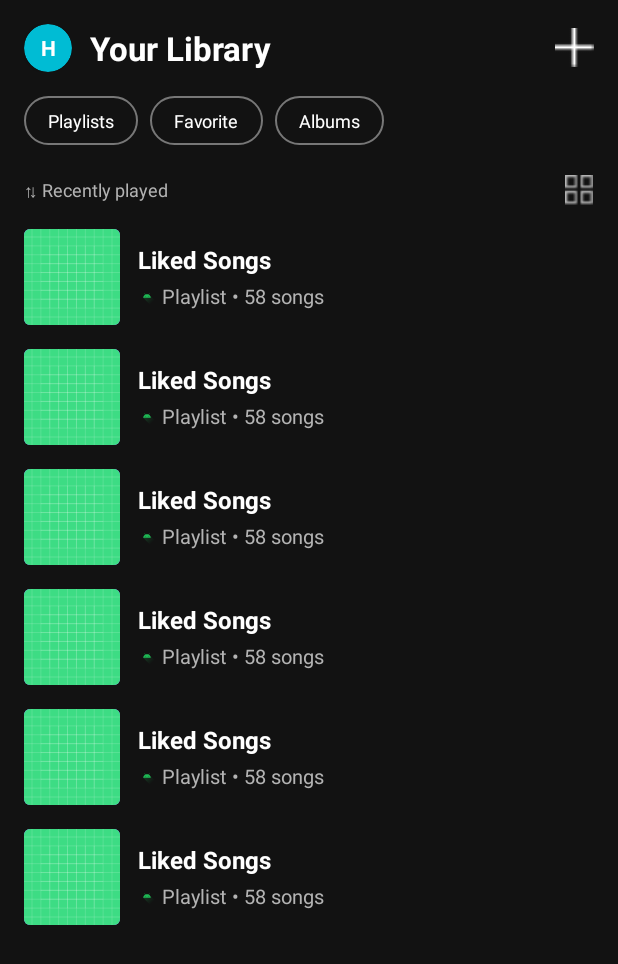
After one commit to Khangdz296/MusicApp, an Android app: the layout fragment_library_hoang.xml on its own in the app's theme, with its tools: preview values and no code run, on a phone screen of 412 x 824 dp. The commit adds this screen. Shown: the top 964 px of the screen. Run offline under Robolectric (Android 15) with nearby library versions, the phone set to English and light mode, and no system bars.

Commit message:
Tao giao dien library

```diff
--- /dev/null
+++ b/app/src/main/java/com/example/music/LibraryFragment.java
@@ -0,0 +1,20 @@
+package com.example.music;
+
+import android.os.Bundle;
+import android.view.LayoutInflater;
+import android.view.View;
+import android.view.ViewGroup;
+import androidx.annotation.NonNull;
+import androidx.annotation.Nullable;
+import androidx.fragment.app.Fragment;
+
+public class LibraryFragment extends Fragment {
+
+    @Nullable
+    @Override
+    public View onCreateView(@NonNull LayoutInflater inflater, @Nullable ViewGroup container, @Nullable Bundle savedInstanceState) {
+        // Dòng này quan trọng nhất: Nó kết nối file Java này với file giao diện XML bạn đã vẽ
+        // R.layout.fragment_library phải trùng tên với file XML của bạn
+        return inflater.inflate(R.layout.fragment_library_hoang, container, false);
+    }
+}
--- a/app/src/main/java/com/example/music/MainActivity.java
+++ b/app/src/main/java/com/example/music/MainActivity.java
@@ -50,7 +50,7 @@ public class MainActivity extends AppCompatActivity {
                 }
                 else if (id == R.id.nav_library) {
                     // Tương tự, tạm thời load Home
-                    selectedFragment = new HomeFragment();
+                    selectedFragment = new LibraryFragment();
                     // selectedFragment = new LibraryFragment();
                 }
                 else if (id == R.id.nav_profile) {
--- /dev/null
+++ b/app/src/main/res/drawable/bg_chip_fake.xml
@@ -0,0 +1,4 @@
+<?xml version="1.0" encoding="utf-8"?>
+<shape xmlns:android="http://schemas.android.com/apk/res/android">
+    <solid android:color="#121212"/> <corners android:radius="16dp"/> <stroke android:width="1dp" android:color="#777777"/> <padding android:left="16dp" android:right="16dp" android:top="8dp" android:bottom="8dp"/>
+</shape>
--- /dev/null
+++ b/app/src/main/res/layout/fragment_library_hoang.xml
@@ -0,0 +1,124 @@
+<?xml version="1.0" encoding="utf-8"?>
+<LinearLayout xmlns:android="http://schemas.android.com/apk/res/android"
+    xmlns:app="http://schemas.android.com/apk/res-auto"
+    xmlns:tools="http://schemas.android.com/tools"
+    android:layout_width="match_parent"
+    android:layout_height="match_parent"
+    android:background="#121212"
+    android:orientation="vertical"
+    android:paddingBottom="100dp">
+
+    <LinearLayout
+        android:layout_width="match_parent"
+        android:layout_height="wrap_content"
+        android:padding="16dp"
+        android:orientation="horizontal"
+        android:gravity="center_vertical">
+
+        <androidx.cardview.widget.CardView
+            android:layout_width="32dp"
+            android:layout_height="32dp"
+            app:cardCornerRadius="16dp"
+            app:cardBackgroundColor="#00BCD4">
+            <TextView
+                android:text="H"
+                android:textColor="@color/white"
+                android:textStyle="bold"
+                android:gravity="center"
+                android:layout_width="match_parent"
+                android:layout_height="match_parent"/>
+        </androidx.cardview.widget.CardView>
+
+        <TextView
+            android:layout_width="wrap_content"
+            android:layout_height="wrap_content"
+            android:text="Your Library"
+            android:textColor="@color/white"
+            android:textSize="22sp"
+            android:textStyle="bold"
+            android:layout_marginStart="12dp"
+            android:layout_weight="1"/>
+
+        <ImageView
+            android:src="@drawable/add"
+            android:layout_width="26dp"
+            android:layout_height="26dp"
+            app:tint="@color/white"/>
+    </LinearLayout>
+
+    <HorizontalScrollView
+        android:layout_width="match_parent"
+        android:layout_height="wrap_content"
+        android:scrollbars="none"
+        android:paddingStart="16dp"
+        android:paddingBottom="12dp">
+
+        <LinearLayout
+            android:layout_width="wrap_content"
+            android:layout_height="wrap_content"
+            android:orientation="horizontal">
+
+            <TextView
+                android:layout_width="wrap_content"
+                android:layout_height="wrap_content"
+                android:text="Playlists"
+                android:textColor="@color/white"
+                android:background="@drawable/bg_chip_fake"
+                android:paddingHorizontal="16dp"
+                android:paddingVertical="8dp"
+                android:textSize="12sp"
+                android:layout_marginEnd="8dp"/>
+
+            <TextView
+                android:layout_width="wrap_content"
+                android:layout_height="wrap_content"
+                android:text="Favorite"
+                android:textColor="@color/white"
+                android:background="@drawable/bg_chip_fake"
+                android:paddingHorizontal="16dp"
+                android:paddingVertical="8dp"
+                android:textSize="12sp"
+                android:layout_marginEnd="8dp"/>
+
+            <TextView
+                android:layout_width="wrap_content"
+                android:layout_height="wrap_content"
+                android:text="Albums"
+                android:textColor="@color/white"
+                android:background="@drawable/bg_chip_fake"
+                android:paddingHorizontal="16dp"
+                android:paddingVertical="8dp"
+                android:textSize="12sp"/>
+        </LinearLayout>
+    </HorizontalScrollView>
+
+    <RelativeLayout
+        android:layout_width="match_parent"
+        android:layout_height="wrap_content"
+        android:paddingHorizontal="16dp"
+        android:paddingVertical="8dp">
+
+        <TextView
+            android:layout_width="wrap_content"
+            android:layout_height="wrap_content"
+            android:text="⇅ Recently played"
+            android:textColor="#B3B3B3"
+            android:textSize="12sp"
+            android:layout_centerVertical="true"/>
+
+        <ImageView
+            android:src="@drawable/foreground"
+            android:layout_width="20dp"
+            android:layout_height="20dp"
+            android:layout_alignParentEnd="true"
+            app:tint="#B3B3B3"/> </RelativeLayout>
+
+    <androidx.recyclerview.widget.RecyclerView
+        android:id="@+id/rvLibrary"
+        android:layout_width="match_parent"
+        android:layout_height="match_parent"
+        app:layoutManager="androidx.recyclerview.widget.LinearLayoutManager"
+        tools:listitem="@layout/item_library_row_hoang"
+        tools:itemCount="8"/>
+
+</LinearLayout>
--- /dev/null
+++ b/app/src/main/res/layout/item_library_row_hoang.xml
@@ -0,0 +1,63 @@
+<?xml version="1.0" encoding="utf-8"?>
+<LinearLayout xmlns:android="http://schemas.android.com/apk/res/android"
+    xmlns:app="http://schemas.android.com/apk/res-auto"
+    android:layout_width="match_parent"
+    android:layout_height="wrap_content"
+    android:orientation="horizontal"
+    android:paddingVertical="8dp"
+    android:paddingHorizontal="16dp"
+    android:gravity="center_vertical">
+
+    <androidx.cardview.widget.CardView
+        android:layout_width="64dp"
+        android:layout_height="64dp"
+        app:cardCornerRadius="4dp"
+        app:cardElevation="0dp">
+        <ImageView
+            android:id="@+id/imgThumb"
+            android:src="@drawable/ic_launcher_background"
+            android:scaleType="centerCrop"
+            android:background="#7C4DFF"
+            android:layout_width="match_parent"
+            android:layout_height="match_parent"/>
+    </androidx.cardview.widget.CardView>
+
+    <LinearLayout
+        android:layout_width="0dp"
+        android:layout_height="wrap_content"
+        android:layout_weight="1"
+        android:orientation="vertical"
+        android:layout_marginStart="12dp">
+
+        <TextView
+            android:layout_width="wrap_content"
+            android:layout_height="wrap_content"
+            android:id="@+id/tvTitle"
+            android:text="Liked Songs"
+            android:textColor="@color/white"
+            android:textSize="16sp"
+            android:textStyle="bold"/>
+
+        <LinearLayout
+            android:layout_width="wrap_content"
+            android:layout_height="wrap_content"
+            android:orientation="horizontal"
+            android:gravity="center_vertical"
+            android:layout_marginTop="4dp">
+
+            <ImageView
+                android:src="@drawable/ic_launcher_foreground"
+                android:layout_width="12dp"
+                android:layout_height="12dp"
+                app:tint="#1DB954"
+                android:layout_marginEnd="4dp"/>
+            <TextView
+                android:layout_width="wrap_content"
+                android:layout_height="wrap_content"
+                android:id="@+id/tvSubtitle"
+                android:text="Playlist • 58 songs"
+                android:textColor="#B3B3B3"
+                android:textSize="13sp"/>
+        </LinearLayout>
+    </LinearLayout>
+</LinearLayout>
```
Also changed, not shown: app/src/main/res/drawable/add.png (added), app/src/main/res/drawable/foreground.png (added).
